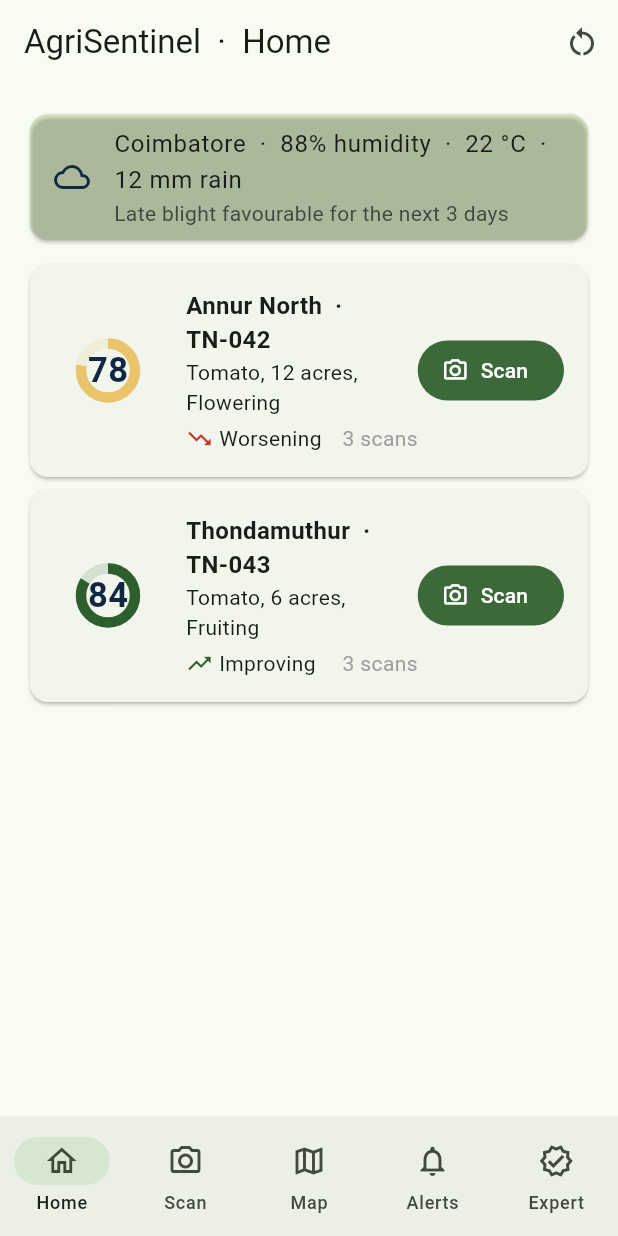
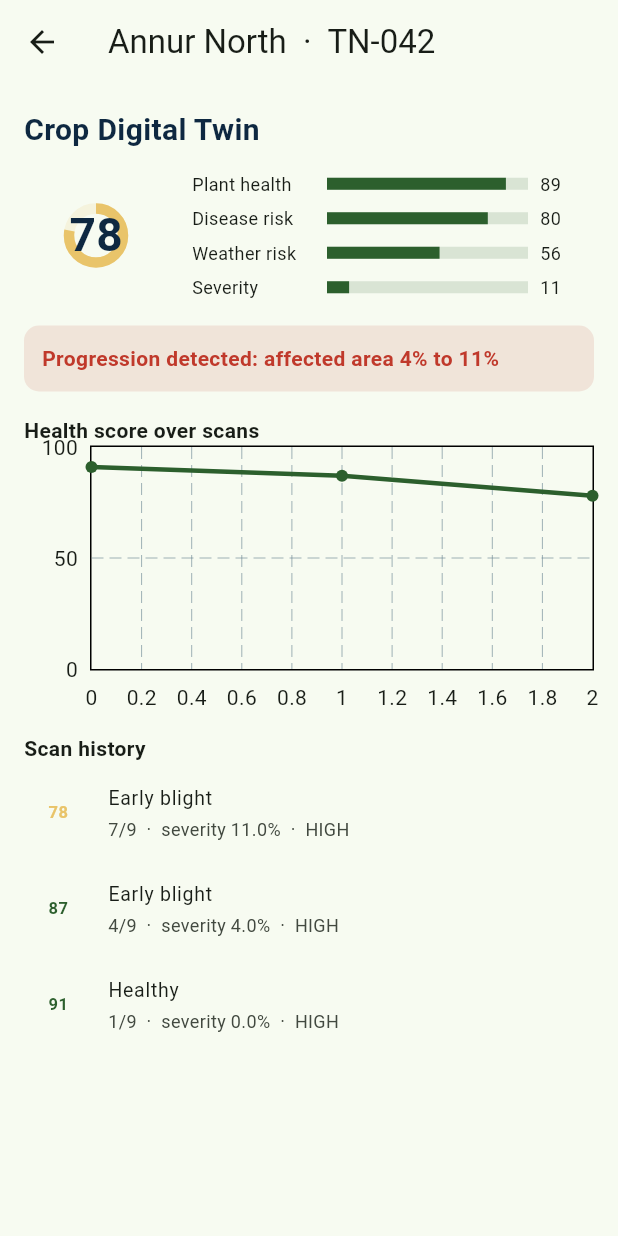
Before and after one commit to Mramaran/agrisentinel, a Flutter app: the screen it shows after launch, after a tap on "78", on a phone screen of 412 x 824 dp. Run offline on Flutter 3.47's test engine with Material 3 defaults, Android fonts, the phone set to English and light mode, and no system bars; drawn by our look-alikes of fl_chart; our stand-ins replace flutter_tts, image_picker.

Commit message:
feat(ui): field digital twin screen with trend chart and banners
Co-authored-by: tvesh29 <223650174+tvesh29@users.noreply.github.com>

```diff
--- /dev/null
+++ b/lib/screens/field_screen.dart
@@ -0,0 +1,92 @@
+import 'package:fl_chart/fl_chart.dart';
+import 'package:flutter/material.dart';
+import 'package:provider/provider.dart';
+import '../core/disease.dart';
+import '../core/scoring.dart';
+import '../main.dart';
+import '../state/demo_state.dart';
+import '../widgets/score_gauge.dart';
+
+class FieldScreen extends StatelessWidget {
+  final String fieldId;
+  const FieldScreen({super.key, required this.fieldId});
+
+  @override
+  Widget build(BuildContext context) {
+    final state = context.watch<DemoState>();
+    final f = state.fields.firstWhere((x) => x.id == fieldId);
+    final scores = f.scoreHistory;
+    final last = f.scans.last;
+    final prev = f.scans.length > 1 ? f.scans[f.scans.length - 2] : null;
+    final banner = switch (f.trend) {
+      Trend.worsening => ('Progression detected: affected area ${prev?.severityPct.toStringAsFixed(0) ?? '0'}% to ${last.severityPct.toStringAsFixed(0)}%', kRed),
+      Trend.improving => ('Recovery: affected area ${prev?.severityPct.toStringAsFixed(0) ?? '0'}% to ${last.severityPct.toStringAsFixed(0)}%', kGreen),
+      Trend.stable => ('Stable', kNavy),
+    };
+    final wr = weatherRisk(last.disease, state.weather);
+    final diseaseRisk = last.disease == Disease.healthy ? 0.05 : 0.8;
+
+    return Scaffold(
+      appBar: AppBar(title: Text('${f.name}  ·  ${f.id}')),
+      body: ListView(
+        padding: const EdgeInsets.all(16),
+        children: [
+          const Text('Crop Digital Twin', style: TextStyle(fontSize: 20, fontWeight: FontWeight.bold, color: kNavy)),
+          const SizedBox(height: 8),
+          Row(children: [
+            ScoreGauge(score: f.score, size: 96),
+            const SizedBox(width: 16),
+            Expanded(
+              child: Column(crossAxisAlignment: CrossAxisAlignment.start, children: [
+                _bar('Plant health', (100 - last.severityPct) / 100),
+                _bar('Disease risk', diseaseRisk),
+                _bar('Weather risk', wr),
+                _bar('Severity', last.severityPct / 100),
+              ]),
+            ),
+          ]),
+          const SizedBox(height: 12),
+          Container(
+            padding: const EdgeInsets.all(12),
+            decoration: BoxDecoration(color: banner.$2.withValues(alpha: 0.12), borderRadius: BorderRadius.circular(10)),
+            child: Text(banner.$1, style: TextStyle(color: banner.$2, fontWeight: FontWeight.bold)),
+          ),
+          const SizedBox(height: 16),
+          const Text('Health score over scans', style: TextStyle(fontWeight: FontWeight.bold)),
+          SizedBox(
+            height: 180,
+            child: LineChart(LineChartData(
+              minY: 0, maxY: 100,
+              titlesData: const FlTitlesData(rightTitles: AxisTitles(), topTitles: AxisTitles()),
+              lineBarsData: [
+                LineChartBarData(
+                  spots: [for (var i = 0; i < scores.length; i++) FlSpot(i.toDouble(), scores[i].toDouble())],
+                  color: kGreen, barWidth: 3, isCurved: false, dotData: const FlDotData(show: true),
+                ),
+              ],
+            )),
+          ),
+          const SizedBox(height: 12),
+          const Text('Scan history', style: TextStyle(fontWeight: FontWeight.bold)),
+          for (final s in f.scans.reversed)
+            ListTile(
+              dense: true,
+              leading: Text('${s.score}', style: TextStyle(fontWeight: FontWeight.bold, color: scoreColor(s.score))),
+              title: Text(s.disease.label),
+              subtitle: Text('${s.at.day}/${s.at.month}  ·  severity ${s.severityPct.toStringAsFixed(1)}%  ·  ${s.reliability.name.toUpperCase()}'),
+            ),
+        ],
+      ),
+    );
+  }
+
+  Widget _bar(String label, double v) => Padding(
+        padding: const EdgeInsets.symmetric(vertical: 3),
+        child: Row(children: [
+          SizedBox(width: 90, child: Text(label, style: const TextStyle(fontSize: 12))),
+          Expanded(child: LinearProgressIndicator(value: v.clamp(0, 1), minHeight: 8, color: kGreen, backgroundColor: kGreen.withValues(alpha: 0.15))),
+          const SizedBox(width: 8),
+          SizedBox(width: 36, child: Text('${(v * 100).round()}', style: const TextStyle(fontSize: 12))),
+        ]),
+      );
+}
--- a/lib/screens/home_screen.dart
+++ b/lib/screens/home_screen.dart
@@ -4,6 +4,7 @@ import '../core/scoring.dart';
 import '../main.dart';
 import '../state/demo_state.dart';
 import '../widgets/score_gauge.dart';
+import 'field_screen.dart';
 
 class HomeScreen extends StatelessWidget {
   final void Function(String fieldId) onScan;
@@ -28,7 +29,10 @@ class HomeScreen extends StatelessWidget {
         for (final f in state.fields)
           Card(
             child: InkWell(
-              onTap: () => state.selectField(f.id),
+              onTap: () {
+                state.selectField(f.id);
+                Navigator.of(context).push(MaterialPageRoute(builder: (_) => FieldScreen(fieldId: f.id)));
+              },
               child: Padding(
                 padding: const EdgeInsets.all(16),
                 child: Row(
```
Also changed, not shown: 1 other file.
